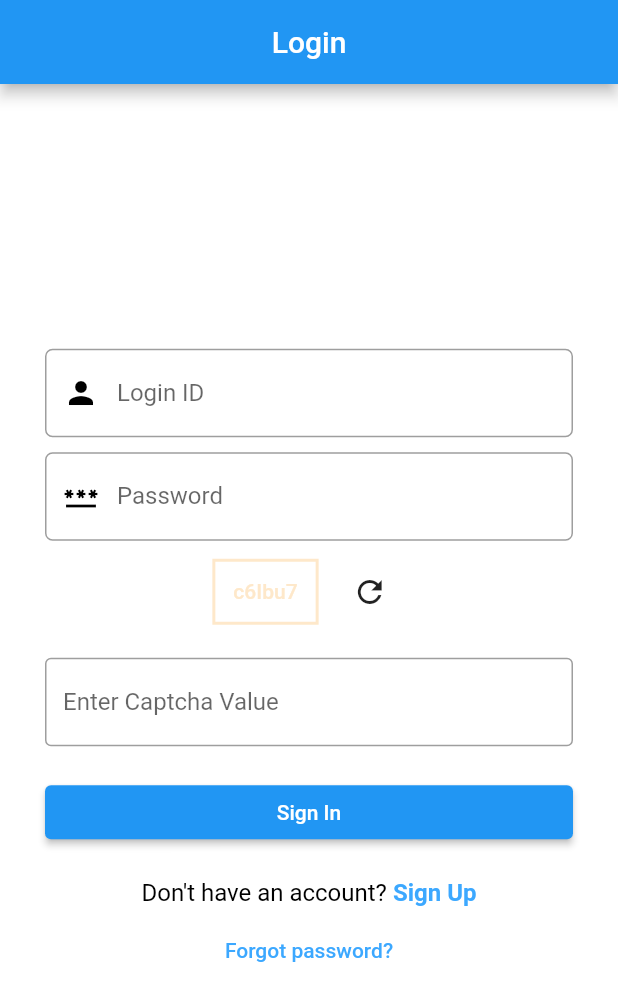
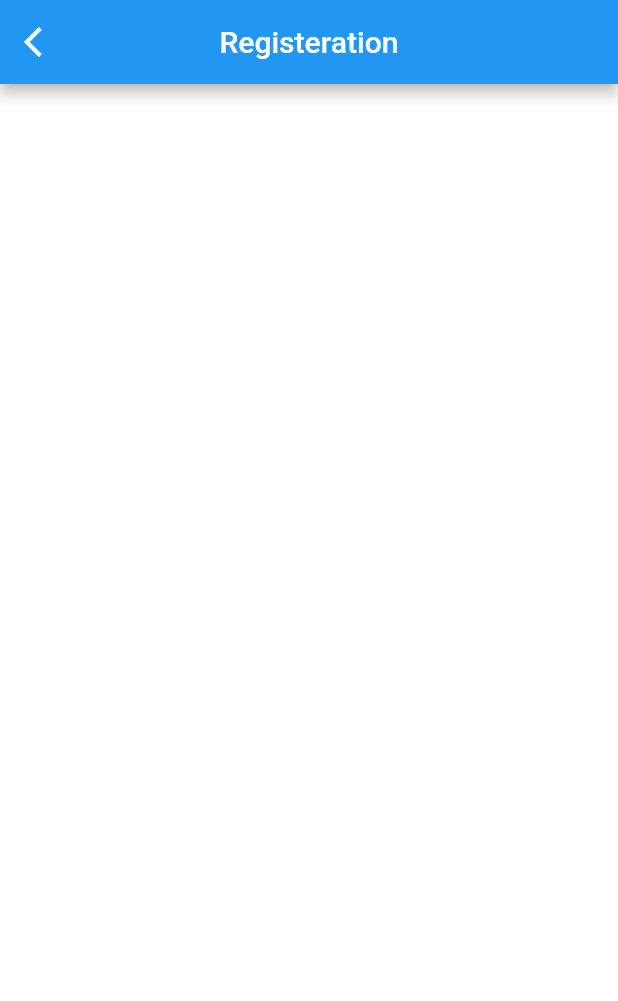
Before and after one commit to Npcbvi/NPCBVI_Flutter, a Flutter app: the screen it shows after launch, after a tap on an icon or button, on a phone screen of 412 x 824 dp. Shown: the top 1001 px of the screen. Run offline on Flutter 3.47's test engine with Material 2 defaults, Android fonts, the phone set to English and light mode, and no system bars; our stand-ins replace connectivity_plus, dio, fluttertoast, progress_dialog, shared_preferences; Roboto replaces fonts that are missing (Medium).

Commit message:
login api-done forgot password -api Sign up -ui

```diff
--- a/lib/src/loginsignup/LoginScreen.dart
+++ b/lib/src/loginsignup/LoginScreen.dart
@@ -5,6 +5,7 @@ import 'package:flutter/gestures.dart';
 import 'package:flutter/material.dart';
 import 'package:mohfw_npcbvi/src/apihandler/ApiController.dart';
 import 'package:mohfw_npcbvi/src/loginsignup/ForgotPasswordScreen.dart';
+import 'package:mohfw_npcbvi/src/loginsignup/RegisterScreen.dart';
 import 'package:mohfw_npcbvi/src/utils/AppColor.dart';
 import 'package:mohfw_npcbvi/src/utils/AppColor.dart';
 import 'package:mohfw_npcbvi/src/utils/AppConstants.dart';
@@ -177,19 +178,18 @@ class _LoginScreen extends State<LoginScreen> {
               ),
               InkWell(
                 onTap: () {
-                  /* Navigator.push(
+                   Navigator.push(
                     context,
                     MaterialPageRoute(
-                        builder: (context) => RegisterUser()),*/
-                  // );
+                        builder: (context) => RegisterScreen()),
+                   );
                 },
                 child: addSignUpButton(),
               ),
               MaterialButton(
                 onPressed: () {
-                  print('@@ForgotPassword--clcik');
                    Navigator.push(context,
-                    MaterialPageRoute(builder: (context) => ForgotPasswordScreen(menu)),
+                    MaterialPageRoute(builder: (context) => RegisterScreen()),
                   );
                 },
                 textColor: Colors.white,
@@ -245,11 +245,11 @@ class _LoginScreen extends State<LoginScreen> {
                       color: appThemeSecondary),
                   recognizer: (TapGestureRecognizer()
                     ..onTap = () {
-                      /* Navigator.push(
+                       Navigator.push(
                         context,
                         MaterialPageRoute(
-                            builder: (context) => RegisterUser()),
-                      );*/
+                            builder: (context) => RegisterScreen()),
+                      );
                     })),
             ],
           ),
--- /dev/null
+++ b/lib/src/loginsignup/RegisterScreen.dart
@@ -0,0 +1,33 @@
+import 'package:flutter/cupertino.dart';
+import 'package:flutter/material.dart';
+import 'package:mohfw_npcbvi/src/utils/Utils.dart';
+
+class RegisterScreen extends StatefulWidget {
+  @override
+  _RegisterScreen createState() => _RegisterScreen();
+}
+
+class _RegisterScreen extends State<RegisterScreen> {
+  @override
+  Widget build(BuildContext context) {
+    // TODO: implement build
+    return Scaffold(
+      backgroundColor: Colors.white,
+      appBar: new AppBar(
+        backgroundColor: Colors.blue,
+        title: new Text('Registeration',
+            style: new TextStyle(
+              color: Colors.white,
+            )),
+        centerTitle: true,
+        leading: IconButton( icon: Icon(Icons.arrow_back_ios),
+            onPressed:(){
+          Utils.hideKeyboard(context);
+          Navigator.of(context).pop(context);
+            }
+        )
+
+      ),
+    );
+  }
+}
```
